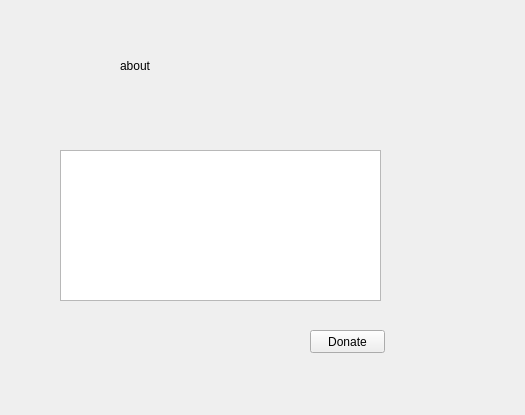
Before: the Qt Designer form desktop/app/gui/dialogs/optionabout.ui in theall/Foreplayer, drawn with Qt 5.
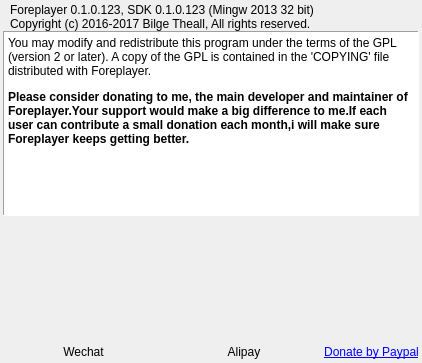
After: the same form once the commit is applied. Icons and pictures are not drawn.

Commit message: 1.plugin info page 2.support keyboard play in playlist window

```diff
--- a/desktop/app/gui/dialogs/optionabout.ui
+++ b/desktop/app/gui/dialogs/optionabout.ui
@@ -6,65 +6,354 @@
    <rect>
     <x>0</x>
     <y>0</y>
-    <width>525</width>
-    <height>415</height>
+    <width>422</width>
+    <height>363</height>
    </rect>
   </property>
   <property name="windowTitle">
    <string>Form</string>
   </property>
-  <widget class="QPushButton" name="btnDonate">
-   <property name="geometry">
-    <rect>
-     <x>310</x>
-     <y>330</y>
-     <width>75</width>
-     <height>23</height>
-    </rect>
+  <layout class="QVBoxLayout" name="verticalLayout_7">
+   <property name="spacing">
+    <number>0</number>
    </property>
-   <property name="text">
-    <string>Donate</string>
+   <property name="leftMargin">
+    <number>3</number>
    </property>
-  </widget>
-  <widget class="QPlainTextEdit" name="plainTextEdit">
-   <property name="geometry">
-    <rect>
-     <x>60</x>
-     <y>150</y>
-     <width>321</width>
-     <height>151</height>
-    </rect>
+   <property name="topMargin">
+    <number>3</number>
    </property>
-  </widget>
-  <widget class="QLabel" name="label">
-   <property name="geometry">
-    <rect>
-     <x>120</x>
-     <y>40</y>
-     <width>171</width>
-     <height>51</height>
-    </rect>
+   <property name="rightMargin">
+    <number>3</number>
    </property>
-   <property name="text">
-    <string>about</string>
+   <property name="bottomMargin">
+    <number>3</number>
    </property>
-  </widget>
-  <widget class="QLabel" name="label_2">
-   <property name="geometry">
-    <rect>
-     <x>50</x>
-     <y>40</y>
-     <width>61</width>
-     <height>61</height>
-    </rect>
-   </property>
-   <property name="text">
-    <string/>
-   </property>
-   <property name="pixmap">
-    <pixmap resource="../resource/res.qrc">:/window/images/logo.ico</pixmap>
-   </property>
-  </widget>
+   <item>
+    <layout class="QHBoxLayout" name="horizontalLayout">
+     <property name="spacing">
+      <number>0</number>
+     </property>
+     <item>
+      <widget class="QLabel" name="lblLogo">
+       <property name="text">
+        <string notr="true"/>
+       </property>
+       <property name="pixmap">
+        <pixmap resource="../resource/res.qrc">:/window/images/logo.ico</pixmap>
+       </property>
+       <property name="scaledContents">
+        <bool>false</bool>
+       </property>
+       <property name="margin">
+        <number>0</number>
+       </property>
+      </widget>
+     </item>
+     <item>
+      <layout class="QVBoxLayout" name="verticalLayout">
+       <property name="spacing">
+        <number>0</number>
+       </property>
+       <item>
+        <widget class="QLabel" name="lblVersion">
+         <property name="text">
+          <string>Foreplayer 0.1.0.123, SDK 0.1.0.123 (Mingw 2013 32 bit)</string>
+         </property>
+        </widget>
+       </item>
+       <item>
+        <widget class="QLabel" name="lblVersion_2">
+         <property name="text">
+          <string>Copyright (c) 2016-2017 Bilge Theall, All rights reserved.</string>
+         </property>
+        </widget>
+       </item>
+      </layout>
+     </item>
+     <item>
+      <spacer name="horizontalSpacer_2">
+       <property name="orientation">
+        <enum>Qt::Horizontal</enum>
+       </property>
+       <property name="sizeHint" stdset="0">
+        <size>
+         <width>40</width>
+         <height>20</height>
+        </size>
+       </property>
+      </spacer>
+     </item>
+    </layout>
+   </item>
+   <item>
+    <widget class="QTextBrowser" name="txtComment">
+     <property name="frameShape">
+      <enum>QFrame::Panel</enum>
+     </property>
+     <property name="frameShadow">
+      <enum>QFrame::Sunken</enum>
+     </property>
+     <property name="html">
+      <string>&lt;!DOCTYPE HTML PUBLIC &quot;-//W3C//DTD HTML 4.0//EN&quot; &quot;http://www.w3.org/TR/REC-html40/strict.dtd&quot;&gt;
+&lt;html&gt;&lt;head&gt;&lt;meta name=&quot;qrichtext&quot; content=&quot;1&quot; /&gt;&lt;style type=&quot;text/css&quot;&gt;
+p, li { white-space: pre-wrap; }
+&lt;/style&gt;&lt;/head&gt;&lt;body style=&quot; font-family:'SimSun'; font-size:9pt; font-weight:400; font-style:normal;&quot;&gt;
+&lt;p style=&quot; margin-top:12px; margin-bottom:12px; margin-left:0px; margin-right:0px; -qt-block-indent:0; text-indent:0px;&quot;&gt;You may modify and redistribute this program under the terms of the GPL (version 2 or later). A copy of the GPL is contained in the 'COPYING' file distributed with Foreplayer. &lt;/p&gt;
+&lt;p style=&quot; margin-top:12px; margin-bottom:12px; margin-left:0px; margin-right:0px; -qt-block-indent:0; text-indent:0px;&quot;&gt;&lt;span style=&quot; font-weight:600;&quot;&gt;Please consider donating to me, the main developer and maintainer of Foreplayer.Your support would make a big difference to me.If each user can contribute a small donation each month,i will make sure Foreplayer keeps getting better.&lt;/span&gt;&lt;/p&gt;&lt;/body&gt;&lt;/html&gt;</string>
+     </property>
+    </widget>
+   </item>
+   <item>
+    <layout class="QHBoxLayout" name="horizontalLayout_5">
+     <item>
+      <layout class="QVBoxLayout" name="verticalLayout_2">
+       <item>
+        <layout class="QHBoxLayout" name="horizontalLayout_2">
+         <item>
+          <spacer name="horizontalSpacer">
+           <property name="orientation">
+            <enum>Qt::Horizontal</enum>
+           </property>
+           <property name="sizeHint" stdset="0">
+            <size>
+             <width>10</width>
+             <height>20</height>
+            </size>
+           </property>
+          </spacer>
+         </item>
+         <item>
+          <widget class="QLabel" name="lblWechatLogo">
+           <property name="minimumSize">
+            <size>
+             <width>64</width>
+             <height>128</height>
+            </size>
+           </property>
+           <property name="maximumSize">
+            <size>
+             <width>128</width>
+             <height>128</height>
+            </size>
+           </property>
+           <property name="text">
+            <string/>
+           </property>
+           <property name="pixmap">
+            <pixmap resource="../resource/res.qrc">:/pay/images/wechat.png</pixmap>
+           </property>
+           <property name="scaledContents">
+            <bool>true</bool>
+           </property>
+          </widget>
+         </item>
+         <item>
+          <spacer name="horizontalSpacer_3">
+           <property name="orientation">
+            <enum>Qt::Horizontal</enum>
+           </property>
+           <property name="sizeHint" stdset="0">
+            <size>
+             <width>10</width>
+             <height>20</height>
+            </size>
+           </property>
+          </spacer>
+         </item>
+        </layout>
+       </item>
+       <item>
+        <widget class="QLabel" name="label_2">
+         <property name="minimumSize">
+          <size>
+           <width>0</width>
+           <height>16</height>
+          </size>
+         </property>
+         <property name="maximumSize">
+          <size>
+           <width>16777215</width>
+           <height>16</height>
+          </size>
+         </property>
+         <property name="text">
+          <string>Wechat</string>
+         </property>
+         <property name="alignment">
+          <set>Qt::AlignCenter</set>
+         </property>
+        </widget>
+       </item>
+      </layout>
+     </item>
+     <item>
+      <layout class="QVBoxLayout" name="verticalLayout_5">
+       <item>
+        <layout class="QHBoxLayout" name="horizontalLayout_3">
+         <item>
+          <spacer name="horizontalSpacer_4">
+           <property name="orientation">
+            <enum>Qt::Horizontal</enum>
+           </property>
+           <property name="sizeHint" stdset="0">
+            <size>
+             <width>10</width>
+             <height>20</height>
+            </size>
+           </property>
+          </spacer>
+         </item>
+         <item>
+          <widget class="QLabel" name="label_7">
+           <property name="minimumSize">
+            <size>
+             <width>64</width>
+             <height>128</height>
+            </size>
+           </property>
+           <property name="maximumSize">
+            <size>
+             <width>128</width>
+             <height>128</height>
+            </size>
+           </property>
+           <property name="text">
+            <string/>
+           </property>
+           <property name="pixmap">
+            <pixmap resource="../resource/res.qrc">:/pay/images/alipay.png</pixmap>
+           </property>
+           <property name="scaledContents">
+            <bool>true</bool>
+           </property>
+          </widget>
+         </item>
+         <item>
+          <spacer name="horizontalSpacer_5">
+           <property name="orientation">
+            <enum>Qt::Horizontal</enum>
+           </property>
+           <property name="sizeHint" stdset="0">
+            <size>
+             <width>10</width>
+             <height>20</height>
+            </size>
+           </property>
+          </spacer>
+         </item>
+        </layout>
+       </item>
+       <item>
+        <widget class="QLabel" name="label_8">
+         <property name="minimumSize">
+          <size>
+           <width>0</width>
+           <height>16</height>
+          </size>
+         </property>
+         <property name="maximumSize">
+          <size>
+           <width>16777215</width>
+           <height>16</height>
+          </size>
+         </property>
+         <property name="text">
+          <string>Alipay</string>
+         </property>
+         <property name="alignment">
+          <set>Qt::AlignCenter</set>
+         </property>
+        </widget>
+       </item>
+      </layout>
+     </item>
+     <item>
+      <layout class="QVBoxLayout" name="verticalLayout_6">
+       <item>
+        <spacer name="verticalSpacer_2">
+         <property name="orientation">
+          <enum>Qt::Vertical</enum>
+         </property>
+         <property name="sizeHint" stdset="0">
+          <size>
+           <width>20</width>
+           <height>40</height>
+          </size>
+         </property>
+        </spacer>
+       </item>
+       <item>
+        <widget class="QLabel" name="lblPaypalLogo">
+         <property name="minimumSize">
+          <size>
+           <width>64</width>
+           <height>0</height>
+          </size>
+         </property>
+         <property name="maximumSize">
+          <size>
+           <width>128</width>
+           <height>64</height>
+          </size>
+         </property>
+         <property name="text">
+          <string notr="true"/>
+         </property>
+         <property name="pixmap">
+          <pixmap resource="../resource/res.qrc">:/pay/images/paypal.png</pixmap>
+         </property>
+         <property name="scaledContents">
+          <bool>true</bool>
+         </property>
+         <property name="openExternalLinks">
+          <bool>true</bool>
+         </property>
+        </widget>
+       </item>
+       <item>
+        <spacer name="verticalSpacer">
+         <property name="orientation">
+          <enum>Qt::Vertical</enum>
+         </property>
+         <property name="sizeHint" stdset="0">
+          <size>
+           <width>20</width>
+           <height>40</height>
+          </size>
+         </property>
+        </spacer>
+       </item>
+       <item>
+        <widget class="QLabel" name="lblPaypalDonate">
+         <property name="minimumSize">
+          <size>
+           <width>0</width>
+           <height>16</height>
+          </size>
+         </property>
+         <property name="maximumSize">
+          <size>
+           <width>16777215</width>
+           <height>16</height>
+          </size>
+         </property>
+         <property name="text">
+          <string notr="true">&lt;html&gt;&lt;head/&gt;&lt;body&gt;&lt;p&gt;&lt;a href=&quot;https://paypal.me/BilgeTheall&quot;&gt;&lt;span style=&quot; text-decoration: underline; color:#0000ff;&quot;&gt;Donate by Paypal&lt;/span&gt;&lt;/a&gt;&lt;/p&gt;&lt;/body&gt;&lt;/html&gt;</string>
+         </property>
+         <property name="alignment">
+          <set>Qt::AlignCenter</set>
+         </property>
+         <property name="openExternalLinks">
+          <bool>true</bool>
+         </property>
+        </widget>
+       </item>
+      </layout>
+     </item>
+    </layout>
+   </item>
+  </layout>
  </widget>
  <resources>
   <include location="../resource/res.qrc"/>
```
The commit also changes 41 other files.
